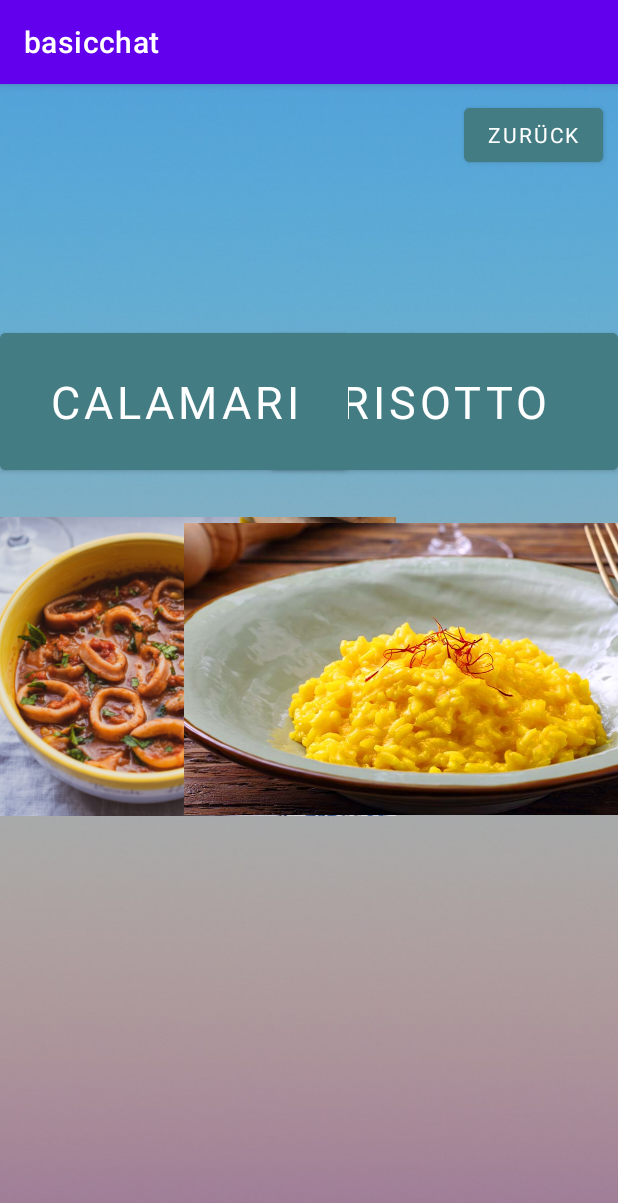
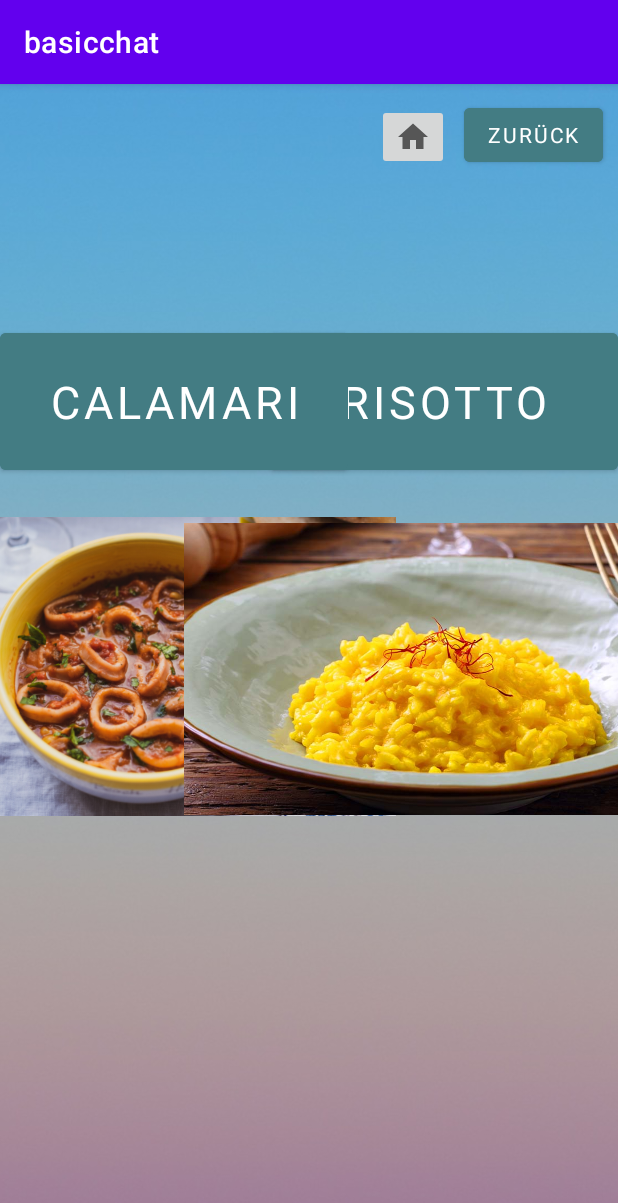
Before and after one commit to Bunic95/Gruppe10, an Android app: the Italyactivity screen opened directly, with no data from a screen before it, on a phone screen of 412 x 824 dp. Shown: the top 1203 px of the screen. Run offline under Robolectric (Android 15) with nearby library versions, the phone set to English and light mode, and no system bars; libraries missing offline, so code that uses them is left out: com.aldebaran.qi; Roboto replaces fonts that are not available here; 1 statement that could not run was skipped.

Commit message:
Home Button

```diff
--- a/app/src/main/java/com/example/basicchat/Italyactivity.kt
+++ b/app/src/main/java/com/example/basicchat/Italyactivity.kt
@@ -3,6 +3,8 @@ package com.example.basicchat
 import android.content.Intent
 import android.os.Bundle
 import android.widget.Button
+import android.widget.ImageButton
+import android.widget.Toast
 import com.aldebaran.qi.sdk.QiContext
 import com.aldebaran.qi.sdk.QiSDK
 import com.aldebaran.qi.sdk.RobotLifecycleCallbacks
@@ -14,22 +16,32 @@ class Italyactivity : RobotActivity(), RobotLifecycleCallbacks {
         setContentView(R.layout.italyscreen)
         QiSDK.register(this, this)
 
+        val but_home = findViewById<ImageButton>(R.id.but_home)
+        but_home.setOnClickListener {
+            val intent = Intent(this, DecisionActivity::class.java)
+            startActivity(intent)
+            Toast.makeText(this, "Zurück zum Anfang", Toast.LENGTH_SHORT).show()
+        }
+
         //Button zurück zur Vorrigen Activity
         val backButton = findViewById<Button>(R.id.but_back_italy)
         backButton.setOnClickListener {
             val intent = Intent(this, RezeptActivity::class.java)
             startActivity(intent)
+            Toast.makeText(this, "Zurück", Toast.LENGTH_SHORT).show()
         }
         val but_risotto: Button = findViewById(R.id.but_risotto) //Button wird als variable deklariert
         but_risotto.setOnClickListener {
             // fchat.requestCancellation() //ACHTUNG DIES NOCH EINÜGEN WENN CHAT EINGEFÜGT IST
             goToRisotto()
+            Toast.makeText(this, "Zurück", Toast.LENGTH_SHORT).show()
             //thread {  }
         }
         val but_calamari: Button = findViewById(R.id.but_calamari) //Button wird als variable deklariert
         but_calamari.setOnClickListener {
             // fchat.requestCancellation() //ACHTUNG DIES NOCH EINÜGEN WENN CHAT EINGEFÜGT IST
             goToCalamari()
+            Toast.makeText(this, "Zurück", Toast.LENGTH_SHORT).show()
             //thread {  }
         }
     }
--- /dev/null
+++ b/app/src/main/res/drawable/ic_baseline_home_24.xml
@@ -0,0 +1,10 @@
+<vector xmlns:android="http://schemas.android.com/apk/res/android"
+    android:width="24dp"
+    android:height="24dp"
+    android:viewportWidth="24"
+    android:viewportHeight="24"
+    android:tint="?attr/colorControlNormal">
+  <path
+      android:fillColor="@android:color/white"
+      android:pathData="M10,20v-6h4v6h5v-8h3L12,3 2,12h3v8z"/>
+</vector>
--- a/app/src/main/res/layout/italyscreen.xml
+++ b/app/src/main/res/layout/italyscreen.xml
@@ -83,4 +83,14 @@
         app:layout_constraintStart_toStartOf="@+id/but_risotto"
         app:layout_constraintTop_toBottomOf="@+id/but_risotto"
         app:srcCompat="@drawable/risottomilanese" />
+
+    <ImageButton
+        android:id="@+id/but_home"
+        android:layout_width="wrap_content"
+        android:layout_height="wrap_content"
+        android:layout_marginTop="13dp"
+        android:layout_marginEnd="10dp"
+        app:layout_constraintEnd_toStartOf="@+id/but_back_italy"
+        app:layout_constraintTop_toTopOf="parent"
+        app:srcCompat="@drawable/ic_baseline_home_24" />
 </androidx.constraintlayout.widget.ConstraintLayout>
```
